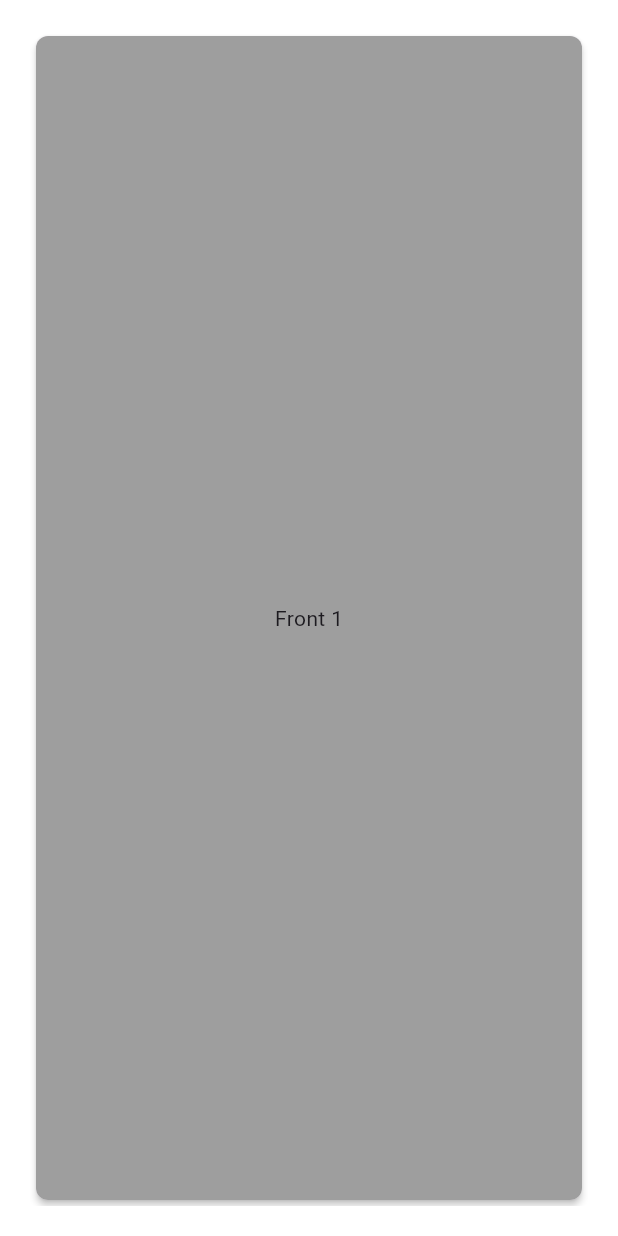
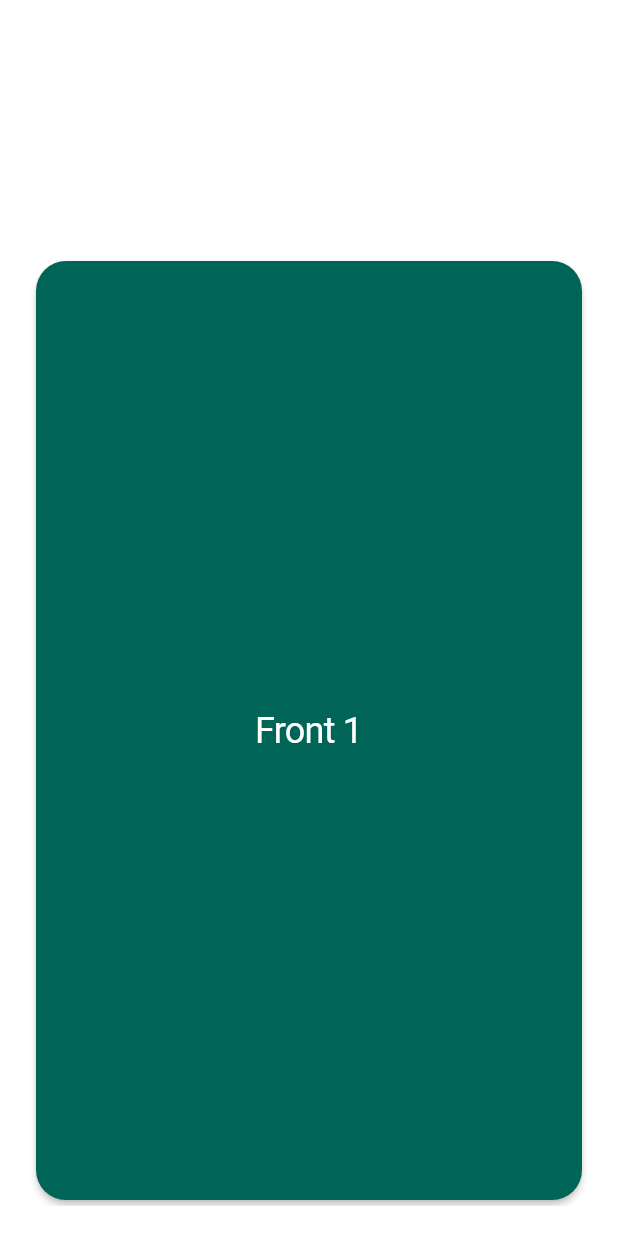
Before and after one commit to translation-jeju/translation-jeju-client, a Flutter app: the WordPage screen opened directly, on a phone screen of 412 x 824 dp. Run offline on Flutter 3.47's test engine with Material 3 defaults, Android fonts, the phone set to English and light mode, and no system bars; drawn by our look-alikes of flip_card; our stand-ins replace flutter_riverpod, fluttertoast, speech_to_text; generated files the repository leaves out were written again; Roboto replaces fonts that are missing (PretendardSemi).

Commit message:
add: card component

```diff
--- /dev/null
+++ b/lib/designsystem/component/CustomCard.dart
@@ -0,0 +1,28 @@
+import 'package:flutter/material.dart';
+
+import '../style/ColorStyles.dart';
+import '../style/FontStyles.dart';
+
+class FrontCard extends StatelessWidget {
+  final String text;
+
+  const FrontCard({super.key, required this.text});
+
+  @override
+  Widget build(BuildContext context) {
+    return Card(
+      shape: RoundedRectangleBorder(borderRadius: BorderRadius.circular(20)),
+      elevation: 2,
+      color: AppColors.mainColor,
+      child: SizedBox(
+        width: double.infinity,
+        child: Center(
+          child: Text(
+            text,
+            style: FontStyles.largeTitle.copyWith(color: Colors.white),
+          ),
+        ),
+      ),
+    );
+  }
+}
--- /dev/null
+++ b/lib/presentation/MyWordPage.dart
@@ -0,0 +1,50 @@
+import 'package:flip_card/flip_card.dart';
+import 'package:flutter/material.dart';
+import 'package:flutter_riverpod/flutter_riverpod.dart';
+import 'package:translation/designsystem/component/CustomCard.dart';
+
+class WordPage extends ConsumerWidget {
+  const WordPage({super.key});
+
+  @override
+  Widget build(BuildContext context, WidgetRef ref) {
+    // FlipCard에 들어갈 데이터 리스트
+    final List<Map<String, String>> cards = [
+      {'front': 'Front 1', 'back': 'Back 1'},
+      {'front': 'Front 2', 'back': 'Back 2'},
+      {'front': 'Front 3', 'back': 'Back 3'},
+      // 필요한 만큼 더 추가
+    ];
+
+    return SafeArea(
+      child: Scaffold(
+        backgroundColor: Colors.white,
+        appBar: null,
+        body: Padding(
+          padding: const EdgeInsets.all(20.0),
+          child: Column(
+            children: [
+              const SizedBox(
+                height: 150,
+              ),
+              Expanded(
+                child: PageView.builder(
+                  itemCount: cards.length,
+                  itemBuilder: (context, index) {
+                    return FlipCard(
+                      fill: Fill.fillBack,
+                      direction: FlipDirection.HORIZONTAL,
+                      side: CardSide.FRONT,
+                      front: FrontCard(text: cards[index]['front']!),
+                      back: FrontCard(text: cards[index]['back']!),
+                    );
+                  },
+                ),
+              ),
+            ],
+          ),
+        ),
+      ),
+    );
+  }
+}
--- a/lib/presentation/RootPage.dart
+++ b/lib/presentation/RootPage.dart
@@ -4,7 +4,7 @@ import 'package:translation/presentation/ListPage.dart';
 import 'package:translation/presentation/SelectLanguagePage.dart';
 import 'package:translation/presentation/TranslationPage.dart';
 
-import 'WordPage.dart';
+import 'MyWordPage.dart';
 
 var indexProvider = StateProvider((ref) => 0);
 
--- a/lib/presentation/WordPage.dart
+++ /dev/null
@@ -1,76 +0,0 @@
-import 'package:flip_card/flip_card.dart';
-import 'package:flutter/material.dart';
-import 'package:flutter_riverpod/flutter_riverpod.dart';
-
-class WordPage extends ConsumerWidget {
-  const WordPage({super.key});
-
-  @override
-  Widget build(BuildContext context, WidgetRef ref) {
-    // FlipCard에 들어갈 데이터 리스트
-    final List<Map<String, String>> cards = [
-      {'front': 'Front 1', 'back': 'Back 1'},
-      {'front': 'Front 2', 'back': 'Back 2'},
-      {'front': 'Front 3', 'back': 'Back 3'},
-      // 필요한 만큼 더 추가
-    ];
-
-    return SafeArea(
-      child: Scaffold(
-        backgroundColor: Colors.white,
-        appBar: null,
-        body: Padding(
-          padding: const EdgeInsets.all(20.0),
-          child: Column(
-            children: [
-              Expanded(
-                child: PageView.builder(
-                  itemCount: cards.length,
-                  itemBuilder: (context, index) {
-                    return FlipCard(
-                      fill: Fill.fillBack,
-                      direction: FlipDirection.HORIZONTAL,
-                      side: CardSide.FRONT,
-                      front: Card(
-                        shape: RoundedRectangleBorder(
-                            borderRadius: BorderRadius.circular(8)),
-                        elevation: 2,
-                        child: Container(
-                          width: double.infinity,
-                          height: 100,
-                          decoration: BoxDecoration(
-                            color: Colors.grey,
-                            borderRadius: BorderRadius.circular(8),
-                          ),
-                          child: Center(
-                            child: Text(cards[index]['front']!),
-                          ),
-                        ),
-                      ),
-                      back: Card(
-                        shape: RoundedRectangleBorder(
-                            borderRadius: BorderRadius.circular(8)),
-                        elevation: 2,
-                        child: Container(
-                          width: double.infinity,
-                          height: 100,
-                          decoration: BoxDecoration(
-                            color: Colors.grey,
-                            borderRadius: BorderRadius.circular(8),
-                          ),
-                          child: Center(
-                            child: Text(cards[index]['back']!),
-                          ),
-                        ),
-                      ),
-                    );
-                  },
-                ),
-              ),
-            ],
-          ),
-        ),
-      ),
-    );
-  }
-}
```
